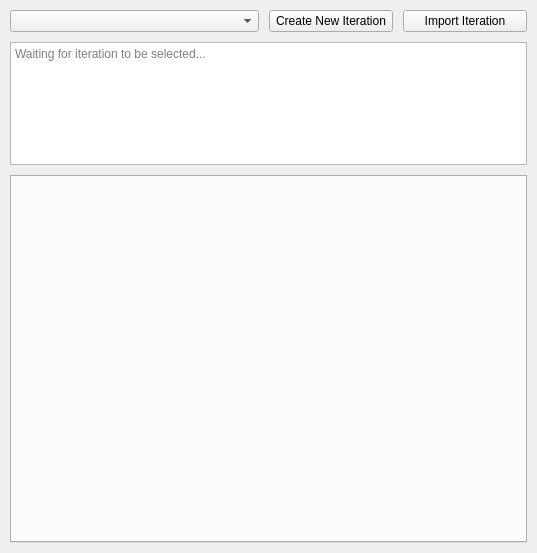
ONS-RossGD/OptiCORD2, file ui/load.ui: the form before one commit.
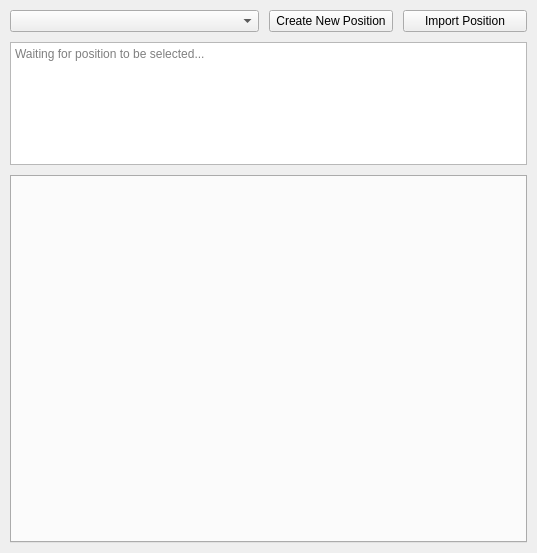
The form after the commit.

Commit message: Changed from term "iteration" to "position"

Diff of the .ui file:
```diff
--- a/ui/load.ui
+++ b/ui/load.ui
@@ -38,7 +38,7 @@
       </sizepolicy>
      </property>
      <property name="text">
-      <string>Import Iteration</string>
+      <string>Import Position</string>
      </property>
     </widget>
    </item>
@@ -51,7 +51,7 @@
       </sizepolicy>
      </property>
      <property name="text">
-      <string>Create New Iteration</string>
+      <string>Create New Position</string>
      </property>
     </widget>
    </item>
@@ -73,7 +73,7 @@
       <bool>true</bool>
      </property>
      <property name="placeholderText">
-      <string>Waiting for iteration to be selected...</string>
+      <string>Waiting for position to be selected...</string>
      </property>
     </widget>
    </item>
```
Left out of the diff: 6 changed lines with no effect on the pictures. The commit also changes 12 other files.
